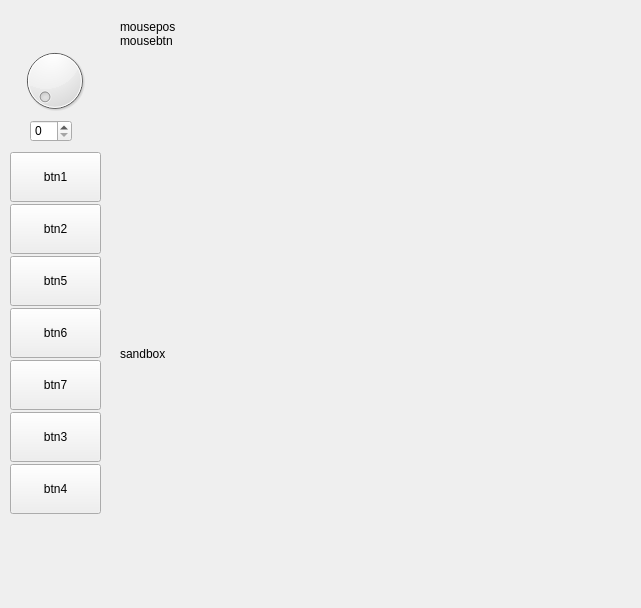
Qt form src/Third_window.ui (arrgn/PhysCalc) before a commit.
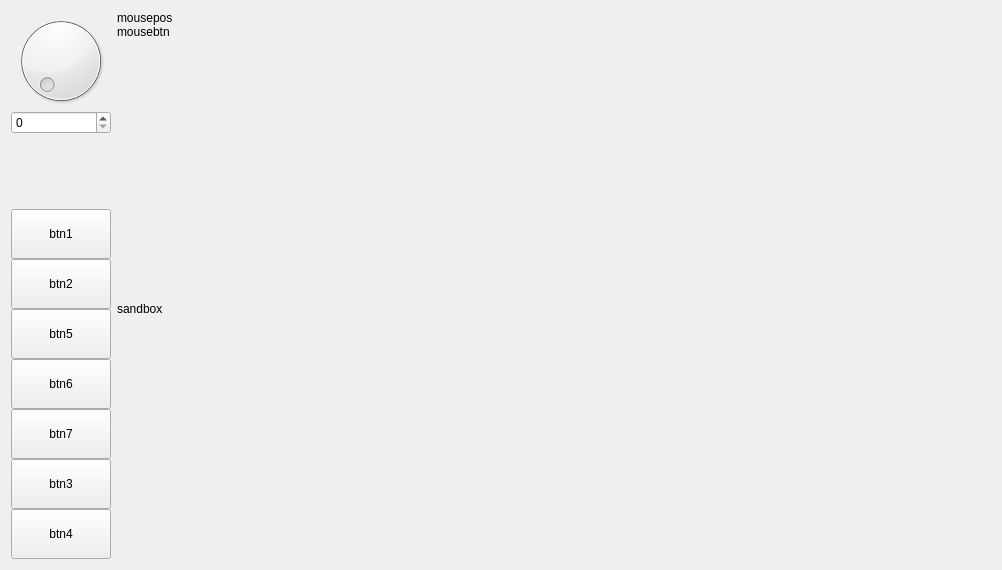
The same form after that commit.

Commit message: Небольшой баг фикс

What changed in the file:
```diff
--- a/src/Third_window.ui
+++ b/src/Third_window.ui
@@ -6,37 +6,59 @@
    <rect>
     <x>0</x>
     <y>0</y>
-    <width>641</width>
-    <height>608</height>
+    <width>1002</width>
+    <height>550</height>
    </rect>
   </property>
   <property name="windowTitle">
    <string>Form</string>
   </property>
-  <widget class="QWidget" name="layoutWidget">
-   <property name="geometry">
-    <rect>
-     <x>10</x>
-     <y>150</y>
-     <width>91</width>
-     <height>371</height>
-    </rect>
-   </property>
+  <layout class="QGridLayout" name="gridLayout">
+   <item row="0" column="0">
    <layout class="QVBoxLayout" name="verticalLayout_3">
     <property name="spacing">
      <number>0</number>
     </property>
+     <item>
+      <widget class="QDial" name="dial">
+       <property name="sizePolicy">
+        <sizepolicy hsizetype="Fixed" vsizetype="Fixed">
+         <horstretch>0</horstretch>
+         <verstretch>0</verstretch>
+        </sizepolicy>
+       </property>
+      </widget>
+     </item>
+     <item>
+      <widget class="QSpinBox" name="spinBox"/>
+     </item>
+     <item>
+      <spacer name="verticalSpacer">
+       <property name="orientation">
+        <enum>Qt::Vertical</enum>
+       </property>
+       <property name="sizeType">
+        <enum>QSizePolicy::MinimumExpanding</enum>
+       </property>
+       <property name="sizeHint" stdset="0">
+        <size>
+         <width>20</width>
+         <height>40</height>
+        </size>
+       </property>
+      </spacer>
+     </item>
     <item>
      <widget class="QPushButton" name="btn1">
       <property name="sizePolicy">
-       <sizepolicy hsizetype="Minimum" vsizetype="Fixed">
+        <sizepolicy hsizetype="Fixed" vsizetype="Fixed">
         <horstretch>0</horstretch>
         <verstretch>0</verstretch>
        </sizepolicy>
       </property>
       <property name="minimumSize">
        <size>
-        <width>0</width>
+         <width>100</width>
         <height>50</height>
        </size>
       </property>
@@ -166,16 +188,8 @@
      </widget>
     </item>
    </layout>
-  </widget>
-  <widget class="QWidget" name="verticalLayoutWidget">
-   <property name="geometry">
-    <rect>
-     <x>120</x>
-     <y>20</y>
-     <width>502</width>
-     <height>619</height>
-    </rect>
-   </property>
+   </item>
+   <item row="0" column="1">
    <layout class="QVBoxLayout" name="vl2">
     <property name="spacing">
      <number>0</number>
@@ -238,8 +252,8 @@
       </property>
       <property name="minimumSize">
        <size>
-        <width>450</width>
-        <height>300</height>
+         <width>500</width>
+         <height>500</height>
        </size>
       </property>
       <property name="cursor">
@@ -257,27 +271,8 @@
      </widget>
     </item>
    </layout>
-  </widget>
-  <widget class="QDial" name="dial">
-   <property name="geometry">
-    <rect>
-     <x>19</x>
-     <y>40</y>
-     <width>71</width>
-     <height>81</height>
-    </rect>
-   </property>
-  </widget>
-  <widget class="QSpinBox" name="spinBox">
-   <property name="geometry">
-    <rect>
-     <x>30</x>
-     <y>120</y>
-     <width>42</width>
-     <height>22</height>
-    </rect>
-   </property>
-  </widget>
+   </item>
+  </layout>
  </widget>
  <resources/>
  <connections/>
```
Lines whose indentation alone changed are shown as unchanged. The commit also changes 1 other file.
